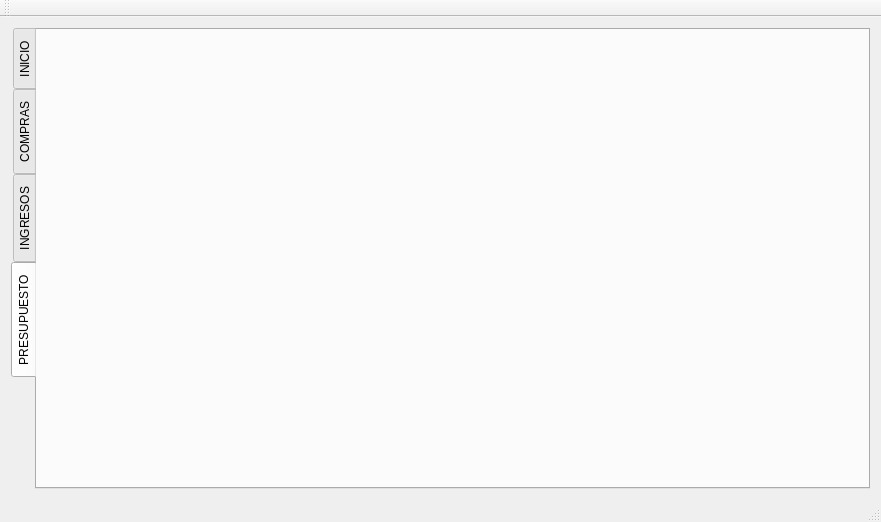
Before: the Qt Designer form principal.ui in mdchaparror/QFinanzas, drawn with Qt 5.
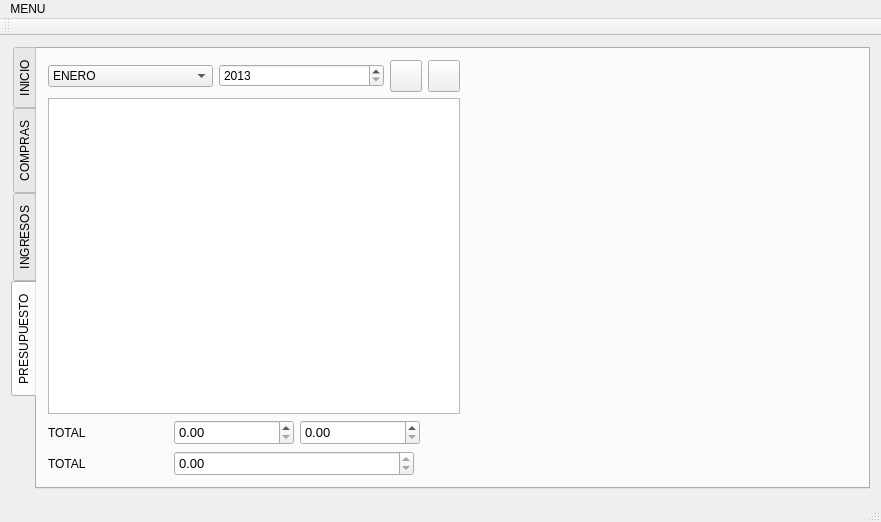
After: the same form once the commit is applied. The open tabs and pages were chosen to show the change. Icons and pictures are not drawn.

Commit message: Se añade clase y metodos presupuesto

Diff of the .ui file:
```diff
--- a/principal.ui
+++ b/principal.ui
@@ -15,7 +15,7 @@
   </property>
   <widget class="QWidget" name="centralWidget">
    <layout class="QGridLayout" name="gridLayout">
-    <item row="0" column="1">
+    <item row="0" column="0">
      <widget class="QTabWidget" name="tabWidget">
       <property name="tabPosition">
        <enum>QTabWidget::West</enum>
@@ -277,6 +277,331 @@
        <attribute name="title">
         <string>PRESUPUESTO</string>
        </attribute>
+       <layout class="QGridLayout" name="gridLayout_4">
+        <item row="0" column="0">
+         <layout class="QVBoxLayout" name="verticalLayout">
+          <item>
+           <layout class="QHBoxLayout" name="horizontalLayout">
+            <item>
+             <widget class="QComboBox" name="mes">
+              <item>
+               <property name="text">
+                <string>ENERO</string>
+               </property>
+              </item>
+              <item>
+               <property name="text">
+                <string>FEBRERO</string>
+               </property>
+              </item>
+              <item>
+               <property name="text">
+                <string>MARZO</string>
+               </property>
+              </item>
+              <item>
+               <property name="text">
+                <string>ABRIL</string>
+               </property>
+              </item>
+              <item>
+               <property name="text">
+                <string>MAYO</string>
+               </property>
+              </item>
+              <item>
+               <property name="text">
+                <string>JUNIO</string>
+               </property>
+              </item>
+              <item>
+               <property name="text">
+                <string>JULIO</string>
+               </property>
+              </item>
+              <item>
+               <property name="text">
+                <string>AGOSTO</string>
+               </property>
+              </item>
+              <item>
+               <property name="text">
+                <string>SEPTIEMBRE</string>
+               </property>
+              </item>
+              <item>
+               <property name="text">
+                <string>NOVIEMBRE</string>
+               </property>
+              </item>
+              <item>
+               <property name="text">
+                <string>DICIEMBRE</string>
+               </property>
+              </item>
+             </widget>
+            </item>
+            <item>
+             <widget class="QSpinBox" name="year">
+              <property name="minimum">
+               <number>2013</number>
+              </property>
+              <property name="maximum">
+               <number>2050</number>
+              </property>
+             </widget>
+            </item>
+            <item>
+             <widget class="QPushButton" name="addRegPresupuesto">
+              <property name="minimumSize">
+               <size>
+                <width>32</width>
+                <height>32</height>
+               </size>
+              </property>
+              <property name="maximumSize">
+               <size>
+                <width>32</width>
+                <height>32</height>
+               </size>
+              </property>
+              <property name="text">
+               <string/>
+              </property>
+              <property name="icon">
+               <iconset resource="imagenes.qrc">
+                <normaloff>:/imagenes/Imagenes/add.png</normaloff>:/imagenes/Imagenes/add.png</iconset>
+              </property>
+              <property name="iconSize">
+               <size>
+                <width>32</width>
+                <height>32</height>
+               </size>
+              </property>
+             </widget>
+            </item>
+            <item>
+             <widget class="QPushButton" name="removeRegPresupuesto">
+              <property name="minimumSize">
+               <size>
+                <width>32</width>
+                <height>32</height>
+               </size>
+              </property>
+              <property name="maximumSize">
+               <size>
+                <width>32</width>
+                <height>32</height>
+               </size>
+              </property>
+              <property name="text">
+               <string/>
+              </property>
+              <property name="icon">
+               <iconset resource="imagenes.qrc">
+                <normaloff>:/imagenes/Imagenes/quit.png</normaloff>:/imagenes/Imagenes/quit.png</iconset>
+              </property>
+              <property name="iconSize">
+               <size>
+                <width>32</width>
+                <height>32</height>
+               </size>
+              </property>
+             </widget>
+            </item>
+           </layout>
+          </item>
+          <item>
+           <widget class="QTableView" name="tablePresupuesto">
+            <property name="sortingEnabled">
+             <bool>true</bool>
+            </property>
+           </widget>
+          </item>
+          <item>
+           <layout class="QHBoxLayout" name="horizontalLayout_2">
+            <item>
+             <widget class="QLabel" name="labelTotal">
+              <property name="sizePolicy">
+               <sizepolicy hsizetype="Preferred" vsizetype="Preferred">
+                <horstretch>80</horstretch>
+                <verstretch>0</verstretch>
+               </sizepolicy>
+              </property>
+              <property name="minimumSize">
+               <size>
+                <width>120</width>
+                <height>25</height>
+               </size>
+              </property>
+              <property name="maximumSize">
+               <size>
+                <width>120</width>
+                <height>25</height>
+               </size>
+              </property>
+              <property name="sizeIncrement">
+               <size>
+                <width>120</width>
+                <height>30</height>
+               </size>
+              </property>
+              <property name="text">
+               <string>TOTAL</string>
+              </property>
+             </widget>
+            </item>
+            <item>
+             <widget class="QDoubleSpinBox" name="totalDebito">
+              <property name="minimumSize">
+               <size>
+                <width>120</width>
+                <height>25</height>
+               </size>
+              </property>
+              <property name="maximumSize">
+               <size>
+                <width>120</width>
+                <height>25</height>
+               </size>
+              </property>
+              <property name="font">
+               <font>
+                <pointsize>10</pointsize>
+               </font>
+              </property>
+              <property name="maximum">
+               <double>10000000.000000000000000</double>
+              </property>
+             </widget>
+            </item>
+            <item>
+             <widget class="QDoubleSpinBox" name="totalCredito">
+              <property name="minimumSize">
+               <size>
+                <width>120</width>
+                <height>25</height>
+               </size>
+              </property>
+              <property name="maximumSize">
+               <size>
+                <width>120</width>
+                <height>25</height>
+               </size>
+              </property>
+              <property name="font">
+               <font>
+                <pointsize>10</pointsize>
+               </font>
+              </property>
+              <property name="maximum">
+               <double>10000000.000000000000000</double>
+              </property>
+             </widget>
+            </item>
+            <item>
+             <spacer name="horizontalSpacer_4">
+              <property name="orientation">
+               <enum>Qt::Horizontal</enum>
+              </property>
+              <property name="sizeHint" stdset="0">
+               <size>
+                <width>40</width>
+                <height>20</height>
+               </size>
+              </property>
+             </spacer>
+            </item>
+           </layout>
+          </item>
+          <item>
+           <layout class="QHBoxLayout" name="horizontalLayout_3">
+            <item>
+             <widget class="QLabel" name="label">
+              <property name="minimumSize">
+               <size>
+                <width>120</width>
+                <height>25</height>
+               </size>
+              </property>
+              <property name="maximumSize">
+               <size>
+                <width>120</width>
+                <height>25</height>
+               </size>
+              </property>
+              <property name="sizeIncrement">
+               <size>
+                <width>80</width>
+                <height>0</height>
+               </size>
+              </property>
+              <property name="text">
+               <string>TOTAL</string>
+              </property>
+             </widget>
+            </item>
+            <item>
+             <widget class="QDoubleSpinBox" name="Totales">
+              <property name="minimumSize">
+               <size>
+                <width>240</width>
+                <height>25</height>
+               </size>
+              </property>
+              <property name="maximumSize">
+               <size>
+                <width>240</width>
+                <height>25</height>
+               </size>
+              </property>
+              <property name="font">
+               <font>
+                <pointsize>10</pointsize>
+               </font>
+              </property>
+              <property name="readOnly">
+               <bool>true</bool>
+              </property>
+              <property name="minimum">
+               <double>-10000000.000000000000000</double>
+              </property>
+              <property name="maximum">
+               <double>10000000.000000000000000</double>
+              </property>
+             </widget>
+            </item>
+            <item>
+             <spacer name="horizontalSpacer_5">
+              <property name="orientation">
+               <enum>Qt::Horizontal</enum>
+              </property>
+              <property name="sizeHint" stdset="0">
+               <size>
+                <width>40</width>
+                <height>20</height>
+               </size>
+              </property>
+             </spacer>
+            </item>
+           </layout>
+          </item>
+         </layout>
+        </item>
+        <item row="0" column="1">
+         <spacer name="horizontalSpacer_3">
+          <property name="orientation">
+           <enum>Qt::Horizontal</enum>
+          </property>
+          <property name="sizeHint" stdset="0">
+           <size>
+            <width>396</width>
+            <height>20</height>
+           </size>
+          </property>
+         </spacer>
+        </item>
+       </layout>
       </widget>
      </widget>
     </item>
@@ -291,6 +616,13 @@
      <height>21</height>
     </rect>
    </property>
+   <widget class="QMenu" name="menuMENU">
+    <property name="title">
+     <string>MENU</string>
+    </property>
+    <addaction name="actionAdd_Metodo_de_Pago"/>
+   </widget>
+   <addaction name="menuMENU"/>
   </widget>
   <widget class="QToolBar" name="mainToolBar">
    <attribute name="toolBarArea">
```
Left out of the diff: 7 changed lines with no effect on the pictures. The commit also changes 11 other files.
